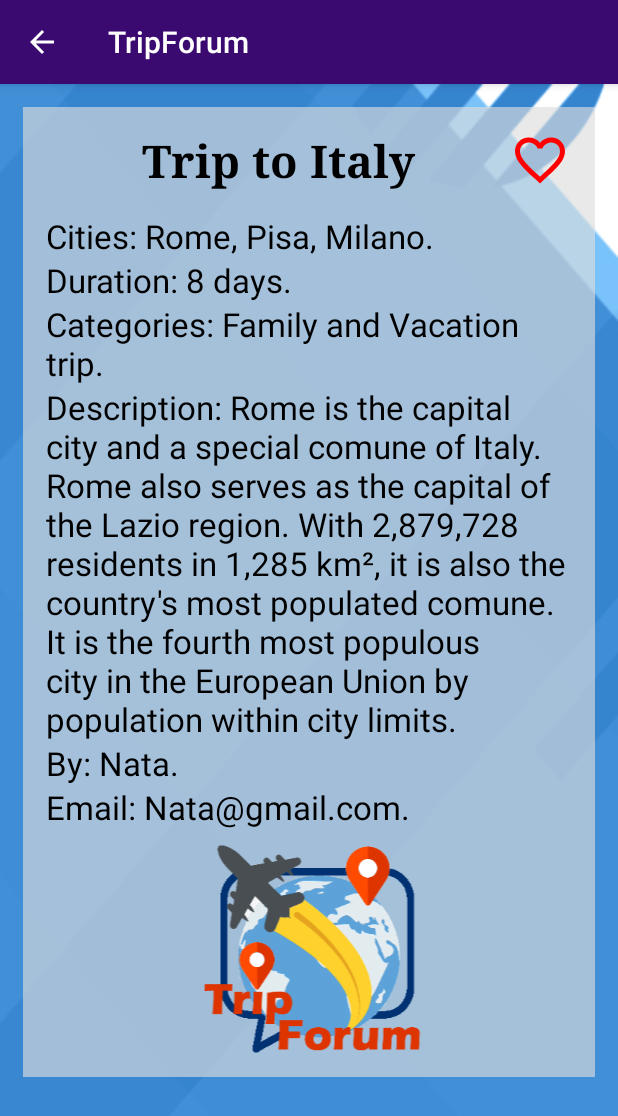
After one commit to Lzvitali/TripForum, an Android app: the TripDescriptionActivity screen opened directly, with no data from a screen before it, on a phone screen of 412 x 824 dp. The commit adds this screen. Shown: the top 1116 px of the screen. Run offline under Robolectric (Android 15) with nearby library versions, the phone set to English and light mode, and no system bars.

Commit message:
Added TripDescriptionActivity - activity that will appear when a row from recycle view tapped. Vitali + Nata

```diff
--- a/app/src/main/AndroidManifest.xml
+++ b/app/src/main/AndroidManifest.xml
@@ -9,15 +9,23 @@
         android:roundIcon="@mipmap/ic_launcher_round"
         android:supportsRtl="true"
         android:theme="@style/AppTheme">
-        <activity android:name=".AddNewTrip"
-            android:screenOrientation="portrait"
-            android:parentActivityName=".MainActivity">
+        <activity android:name=".TripDescriptionActivity"
+            android:parentActivityName=".MainActivity"
+            android:screenOrientation="portrait">
             <meta-data
                 android:name="android.support.PARENT_ACTIVITY"
-                android:value=".MainActivity"/>
+                android:value=".MainActivity" />
         </activity>
-
-        <activity android:name=".MainActivity"
+        <activity
+            android:name=".AddNewTrip"
+            android:parentActivityName=".MainActivity"
+            android:screenOrientation="portrait">
+            <meta-data
+                android:name="android.support.PARENT_ACTIVITY"
+                android:value=".MainActivity" />
+        </activity>
+        <activity
+            android:name=".MainActivity"
             android:screenOrientation="portrait">
             <intent-filter>
                 <action android:name="android.intent.action.MAIN" />
--- a/app/src/main/java/com/lzvitali/tripforum/MainActivity.java
+++ b/app/src/main/java/com/lzvitali/tripforum/MainActivity.java
@@ -148,11 +148,11 @@ public class MainActivity extends AppCompatActivity implements NavigationView.On
 
     public boolean onNavigationItemSelected(@NonNull MenuItem item) {
         // Handle item selection
+        mSelectedItemFromNavigation = item;
         switch (item.getItemId())
         {
             case R.id.nav_add_trip:
                 // go to activity "add trip"
-                mSelectedItemFromNavigation = item;
                 isAddNewTripPressed = true;
 
                 FirebaseUtil.checkIfuserConnected();
@@ -171,9 +171,11 @@ public class MainActivity extends AppCompatActivity implements NavigationView.On
                 item.setCheckable(true);
                 //return true;
             case R.id.nav_favorites:
-                //TODO add action
-                item.setCheckable(true);
-                //return true;
+//                Intent i = new Intent(this, TripDescriptionActivity.class);
+//                mDrawerLayout.closeDrawer(GravityCompat.START);  // hide the Navigation menu
+//                mSelectedItemFromNavigation.setCheckable(true);  // mark the selection
+//                startActivity(i);
+                return true;
         }
 
         mDrawerLayout.closeDrawer(GravityCompat.START);
--- /dev/null
+++ b/app/src/main/java/com/lzvitali/tripforum/TripDescriptionActivity.java
@@ -0,0 +1,30 @@
+package com.lzvitali.tripforum;
+
+import androidx.appcompat.app.AppCompatActivity;
+
+import android.os.Bundle;
+import android.view.View;
+import android.widget.ImageView;
+
+public class TripDescriptionActivity extends AppCompatActivity {
+
+    ImageView buttonFavorites;
+    @Override
+    protected void onCreate(Bundle savedInstanceState)
+    {
+        super.onCreate(savedInstanceState);
+        setContentView(R.layout.activity_trip_description);
+
+        getViews();
+    }
+
+    private void getViews()
+    {
+        buttonFavorites = (ImageView)findViewById(R.id.buttonFavorites);
+    }
+
+    public void addToFavorites(View view)
+    {
+        buttonFavorites.setImageResource(R.drawable.ic_favorites);
+    }
+}
--- /dev/null
+++ b/app/src/main/res/drawable/ic_not_favorites.xml
@@ -0,0 +1,5 @@
+<vector android:height="24dp" android:tint="#FF0000"
+    android:viewportHeight="24.0" android:viewportWidth="24.0"
+    android:width="24dp" xmlns:android="http://schemas.android.com/apk/res/android">
+    <path android:fillColor="#FF000000" android:pathData="M16.5,3c-1.74,0 -3.41,0.81 -4.5,2.09C10.91,3.81 9.24,3 7.5,3 4.42,3 2,5.42 2,8.5c0,3.78 3.4,6.86 8.55,11.54L12,21.35l1.45,-1.32C18.6,15.36 22,12.28 22,8.5 22,5.42 19.58,3 16.5,3zM12.1,18.55l-0.1,0.1 -0.1,-0.1C7.14,14.24 4,11.39 4,8.5 4,6.5 5.5,5 7.5,5c1.54,0 3.04,0.99 3.57,2.36h1.87C13.46,5.99 14.96,5 16.5,5c2,0 3.5,1.5 3.5,3.5 0,2.89 -3.14,5.74 -7.9,10.05z"/>
+</vector>
--- a/app/src/main/res/layout/activity_add_new_trip.xml
+++ b/app/src/main/res/layout/activity_add_new_trip.xml
@@ -127,16 +127,25 @@
                 android:text="@string/activity_add_new_trip_duration"
                 android:textColor="@android:color/black"
                 android:textSize="24sp"
-                android:textStyle="bold" />
+                android:textStyle="bold"
+                android:tooltipText="Duration in days" />
 
             <EditText
                 android:id="@+id/editTextDuration"
-                android:layout_width="match_parent"
+                android:layout_width="176dp"
                 android:layout_height="wrap_content"
                 android:ems="10"
                 android:paddingStart="5dp"
                 android:textSize="22sp"
                 tools:text="" />
+
+            <TextView
+                android:id="@+id/textViewDays"
+                android:layout_width="wrap_content"
+                android:layout_height="wrap_content"
+                android:text="(days)"
+                android:textColor="@android:color/black"
+                android:textSize="20sp" />
         </LinearLayout>
 
         <LinearLayout
--- /dev/null
+++ b/app/src/main/res/layout/activity_trip_description.xml
@@ -0,0 +1,103 @@
+<?xml version="1.0" encoding="utf-8"?>
+<ScrollView xmlns:android="http://schemas.android.com/apk/res/android"
+    xmlns:app="http://schemas.android.com/apk/res-auto"
+    xmlns:tools="http://schemas.android.com/tools"
+    android:layout_width="match_parent"
+    android:layout_height="match_parent"
+    android:background="@drawable/b8_5"
+    android:padding="15dp"
+    tools:layout_editor_absoluteX="20dp"
+    tools:layout_editor_absoluteY="72dp">
+
+
+    <LinearLayout
+        android:layout_width="match_parent"
+        android:layout_height="match_parent"
+        android:background="@color/TripDescriptionLayout"
+        android:orientation="vertical"
+        android:padding="15dp"
+        tools:layout_editor_absoluteX="10dp"
+        tools:layout_editor_absoluteY="10dp">
+
+
+        <LinearLayout
+            android:layout_width="match_parent"
+            android:layout_height="match_parent"
+            android:orientation="horizontal">
+
+            <TextView
+                android:id="@+id/textViewCountryTripDescrip"
+                android:layout_width="309dp"
+                android:layout_height="wrap_content"
+                android:layout_marginBottom="15dp"
+                android:text="Trip to Italy"
+                android:textAlignment="center"
+                android:textColor="@android:color/black"
+                android:textSize="30sp"
+                android:textStyle="bold"
+                android:typeface="serif" />
+
+            <ImageView
+                android:id="@+id/buttonFavorites"
+                android:layout_width="40dp"
+                android:layout_height="40dp"
+                android:onClick="addToFavorites"
+                android:src="@drawable/ic_not_favorites" />
+        </LinearLayout>
+
+        <TextView
+            android:id="@+id/textViewCitiesTripDescrip"
+            android:layout_width="wrap_content"
+            android:layout_height="wrap_content"
+            android:text="Cities: Rome, Pisa, Milano."
+            android:textColor="@android:color/black"
+            android:textSize="22sp" />
+
+        <TextView
+            android:id="@+id/textViewDurationTripDescrip"
+            android:layout_width="wrap_content"
+            android:layout_height="wrap_content"
+            android:text="Duration: 8 days."
+            android:textColor="@android:color/black"
+            android:textSize="22sp" />
+
+        <TextView
+            android:id="@+id/textViewCategoriesTripDescrip"
+            android:layout_width="wrap_content"
+            android:layout_height="wrap_content"
+            android:text="Categories: Family and Vacation trip."
+            android:textColor="@android:color/black"
+            android:textSize="22sp" />
+
+        <TextView
+            android:id="@+id/textViewDescriptionTripDescrip"
+            android:layout_width="wrap_content"
+            android:layout_height="wrap_content"
+            android:text="Description: Rome is the capital city and a special comune of Italy. Rome also serves as the capital of the Lazio region. With 2,879,728 residents in 1,285 km², it is also the country's most populated comune. It is the fourth most populous city in the European Union by population within city limits."
+            android:textColor="@android:color/black"
+            android:textSize="22sp" />
+
+        <TextView
+            android:id="@+id/textViewByTripDescrip"
+            android:layout_width="wrap_content"
+            android:layout_height="wrap_content"
+            android:text="By: Nata."
+            android:textColor="@android:color/black"
+            android:textSize="22sp" />
+        <TextView
+            android:id="@+id/textViewEmailTripDescrip"
+            android:layout_width="wrap_content"
+            android:layout_height="wrap_content"
+            android:text="Email: Nata@gmail.com."
+            android:textColor="@android:color/black"
+            android:textSize="22sp" />
+
+        <ImageView
+            android:id="@+id/imageViewTripDescrip"
+            android:layout_width="match_parent"
+            android:layout_height="wrap_content"
+            app:srcCompat="@mipmap/logo" />
+
+
+    </LinearLayout>
+</ScrollView>
--- a/app/src/main/res/values/colors.xml
+++ b/app/src/main/res/values/colors.xml
@@ -16,6 +16,7 @@
     <color name="rv_row2">#eddb5a</color-->
 
     <color name="rv_row1">#DDDDDD</color>
+    <color name="TripDescriptionLayout">#A4DDDDDD</color>
 
 
     <color name="main_background">#749DB1</color>
```
